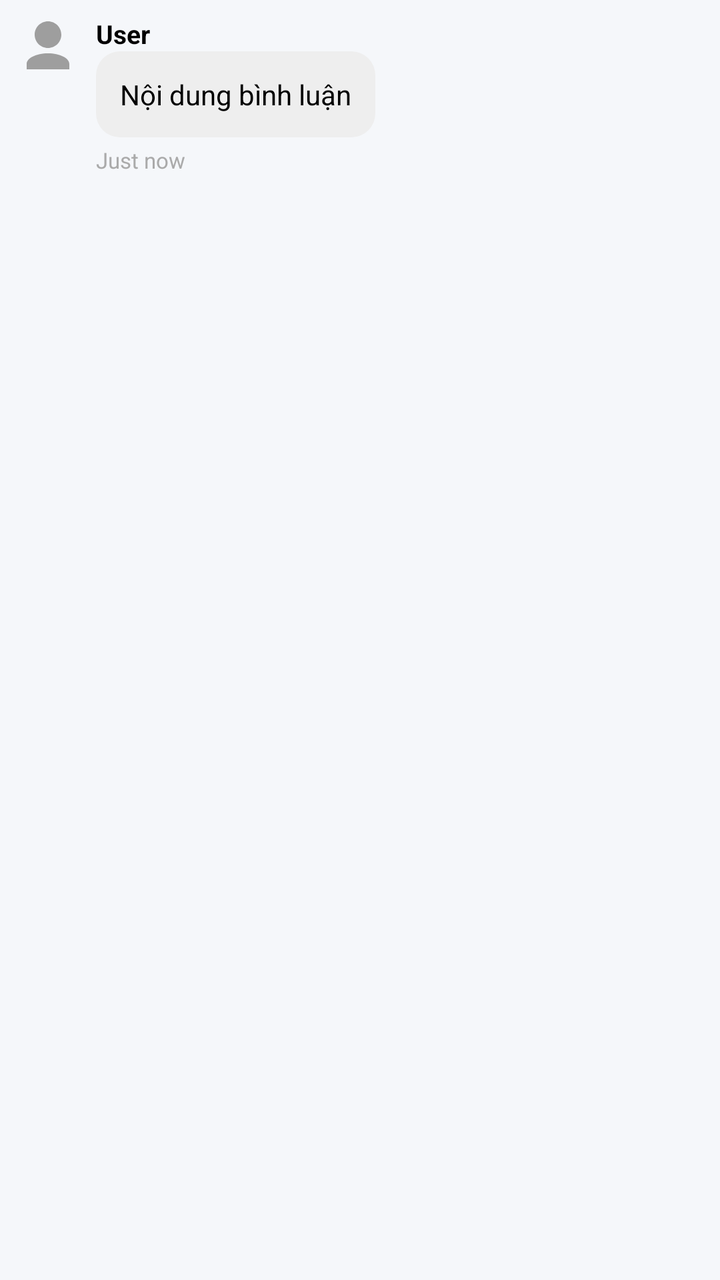
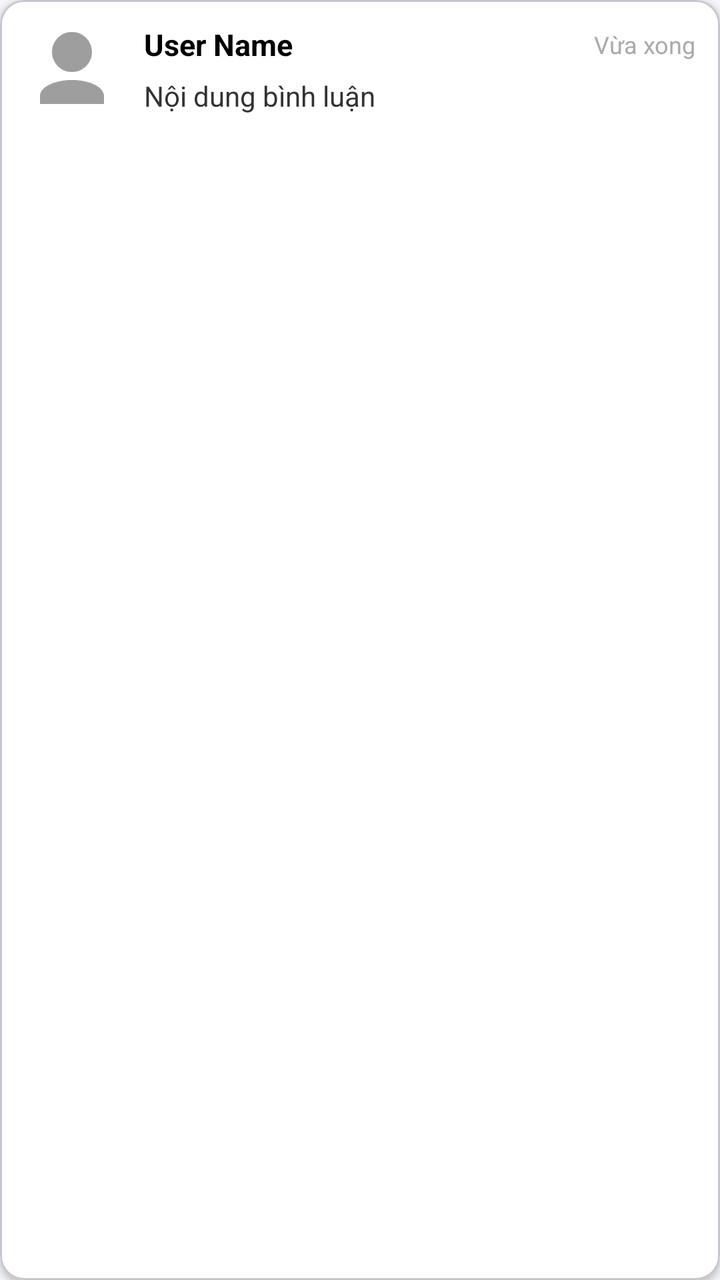

Before-and-after screenshots of an Android layout around one commit, followed by the original layout XML and the change that was made.
<!-- AndroidManifest.xml: application theme Theme.Frontend -->
<!-- res/layout/item_comment_bubble.xml -->
<?xml version="1.0" encoding="utf-8"?>
<LinearLayout xmlns:android="http://schemas.android.com/apk/res/android"
    android:layout_width="match_parent"
    android:layout_height="wrap_content"
    android:orientation="horizontal"
    android:padding="8dp">

    <ImageView
        android:id="@+id/ivAvatar"
        android:layout_width="32dp"
        android:layout_height="32dp"
        android:src="@drawable/ic_profile"
        android:layout_marginEnd="8dp" />

    <LinearLayout
        android:layout_width="0dp"
        android:layout_height="wrap_content"
        android:layout_weight="1"
        android:orientation="vertical">

        <TextView
            android:id="@+id/tvUserName"
            android:layout_width="wrap_content"
            android:layout_height="wrap_content"
            android:text="User"
            android:textStyle="bold"
            android:textColor="@android:color/black"
            android:textSize="13sp" />

        <TextView
            android:id="@+id/tvContent"
            android:layout_width="wrap_content"
            android:layout_height="wrap_content"
            android:background="@drawable/bg_chat_bubble_left"
            android:padding="12dp"
            android:text="Nội dung bình luận"
            android:textColor="@android:color/black"
            android:textSize="14sp" />

        <TextView
            android:id="@+id/tvTime"
            android:layout_width="wrap_content"
            android:layout_height="wrap_content"
            android:text="Just now"
            android:textColor="@android:color/darker_gray"
            android:textSize="11sp"
            android:layout_marginTop="4dp" />
    </LinearLayout>

</LinearLayout>
<!-- resources referenced by this layout -->
<resources>
  <!-- drawable bg_chat_bubble_left (drawable) -->
  <?xml version="1.0" encoding="utf-8"?>
  <shape xmlns:android="http://schemas.android.com/apk/res/android" android:shape="rectangle">
      <solid android:color="#EEEEEE"/>
      <corners android:radius="12dp"/>
      <padding android:left="8dp" android:top="8dp" android:right="8dp" android:bottom="8dp"/>
  </shape>
  <!-- drawable ic_profile (drawable) -->
  <?xml version="1.0" encoding="utf-8"?>
  <vector xmlns:android="http://schemas.android.com/apk/res/android"
      android:width="24dp"
      android:height="24dp"
      android:viewportWidth="24"
      android:viewportHeight="24">
      <path
          android:fillColor="#9E9E9E"
          android:pathData="M12,12c2.76,0 5,-2.24 5,-5s-2.24,-5 -5,-5 -5,2.24 -5,5 2.24,5 5,5zM12,14c-4.42,0 -8,1.79 -8,4v2h16v-2c0,-2.21 -3.58,-4 -8,-4z"/>
  </vector>
  <style name="Theme.Frontend" parent="Theme.Material3.Light.NoActionBar">
          <item name="colorPrimary">@color/orange_deep</item>
          <item name="colorSecondary">@color/orange_light</item>
          <item name="colorSurface">@color/gray_background</item>
          <item name="colorOnSurface">@color/black</item> <item name="android:statusBarColor">@android:color/transparent</item>
          <item name="android:navigationBarColor">@color/gray_background</item>
          <item name="android:windowLightStatusBar" tools:targetApi="m">true</item> <item name="android:windowBackground">@color/gray_background</item>
      </style>
  <color name="orange_deep">#FF5722</color>
  <color name="orange_light">#FFC107</color>
  <color name="gray_background">#F5F7FA</color>
  <color name="black">#FF000000</color>
</resources>

<!-- the commit's change to res/layout/item_comment_bubble.xml (unified diff, before → after) -->
@@ -1,50 +1,81 @@
 <?xml version="1.0" encoding="utf-8"?>
-<LinearLayout xmlns:android="http://schemas.android.com/apk/res/android"
+<com.google.android.material.card.MaterialCardView xmlns:android="http://schemas.android.com/apk/res/android"
+    xmlns:app="http://schemas.android.com/apk/res-auto"
     android:layout_width="match_parent"
     android:layout_height="wrap_content"
-    android:orientation="horizontal"
-    android:padding="8dp">
-
-    <ImageView
-        android:id="@+id/ivAvatar"
-        android:layout_width="32dp"
-        android:layout_height="32dp"
-        android:src="@drawable/ic_profile"
-        android:layout_marginEnd="8dp" />
+    android:layout_marginHorizontal="8dp"
+    android:layout_marginVertical="4dp"
+    app:cardCornerRadius="12dp"
+    app:cardElevation="2dp"
+    app:cardBackgroundColor="#FFFFFF">
 
     <LinearLayout
-        android:layout_width="0dp"
+        android:layout_width="match_parent"
         android:layout_height="wrap_content"
-        android:layout_weight="1"
-        android:orientation="vertical">
+        android:orientation="horizontal"
+        android:padding="12dp">
 
-        <TextView
-            android:id="@+id/tvUserName"
-            android:layout_width="wrap_content"
+        
+        <com.google.android.material.imageview.ShapeableImageView
+            android:id="@+id/ivAvatar"
+            android:layout_width="48dp"
+            android:layout_height="48dp"
+            android:layout_marginEnd="12dp"
+            android:scaleType="centerCrop"
+            android:src="@drawable/ic_profile"
+            app:shapeAppearanceOverlay="@style/ShapeAppearanceOverlay.App.CornerSize50Percent" />
+
+        
+        <LinearLayout
+            android:layout_width="0dp"
             android:layout_height="wrap_content"
-            android:text="User"
-            android:textStyle="bold"
-            android:textColor="@android:color/black"
-            android:textSize="13sp" />
+            android:layout_weight="1"
+            android:orientation="vertical">
 
-        <TextView
-            android:id="@+id/tvContent"
-            android:layout_width="wrap_content"
-            android:layout_height="wrap_content"
-            android:background="@drawable/bg_chat_bubble_left"
-            android:padding="12dp"
-            android:text="Nội dung bình luận"
-            android:textColor="@android:color/black"
-            android:textSize="14sp" />
+            
+            <LinearLayout
+                android:layout_width="match_parent"
+                android:layout_height="wrap_content"
+                android:orientation="horizontal"
+                android:gravity="center_vertical"
+                android:layout_marginBottom="6dp">
 
-        <TextView
-            android:id="@+id/tvTime"
-            android:layout_width="wrap_content"
-            android:layout_height="wrap_content"
-            android:text="Just now"
-            android:textColor="@android:color/darker_gray"
-            android:textSize="11sp"
-            android:layout_marginTop="4dp" />
+                <TextView
+                    android:id="@+id/tvUserName"
+                    android:layout_width="0dp"
+                    android:layout_height="wrap_content"
+                    android:layout_weight="1"
+                    android:text="User Name"
+                    android:textStyle="bold"
+                    android:textColor="@android:color/black"
+                    android:textSize="15sp"
+                    android:ellipsize="end"
+                    android:maxLines="1" />
+
+                <TextView
+                    android:id="@+id/tvTime"
+                    android:layout_width="wrap_content"
+                    android:layout_height="wrap_content"
+                    android:text="Vừa xong"
+                    android:textColor="@android:color/darker_gray"
+                    android:textSize="12sp"
+                    android:layout_marginStart="8dp" />
+
+            </LinearLayout>
+
+            
+            <TextView
+                android:id="@+id/tvContent"
+                android:layout_width="match_parent"
+                android:layout_height="wrap_content"
+                android:text="Nội dung bình luận"
+                android:textColor="#333333"
+                android:textSize="14sp"
+                android:lineSpacingMultiplier="1.2"
+                android:padding="0dp" />
+
+        </LinearLayout>
+
     </LinearLayout>
 
-</LinearLayout>
+</com.google.android.material.card.MaterialCardView>
<!-- resource entries referenced after the edit -->
@@ -1,12 +1,5 @@
 <!-- resources referenced by this layout -->
 <resources>
-  <!-- drawable bg_chat_bubble_left (drawable) -->
-  <?xml version="1.0" encoding="utf-8"?>
-  <shape xmlns:android="http://schemas.android.com/apk/res/android" android:shape="rectangle">
-      <solid android:color="#EEEEEE"/>
-      <corners android:radius="12dp"/>
-      <padding android:left="8dp" android:top="8dp" android:right="8dp" android:bottom="8dp"/>
-  </shape>
   <!-- drawable ic_profile (drawable) -->
   <?xml version="1.0" encoding="utf-8"?>
   <vector xmlns:android="http://schemas.android.com/apk/res/android"
@@ -18,6 +11,10 @@
           android:fillColor="#9E9E9E"
           android:pathData="M12,12c2.76,0 5,-2.24 5,-5s-2.24,-5 -5,-5 -5,2.24 -5,5 2.24,5 5,5zM12,14c-4.42,0 -8,1.79 -8,4v2h16v-2c0,-2.21 -3.58,-4 -8,-4z"/>
   </vector>
+  <style name="ShapeAppearanceOverlay.App.CornerSize50Percent" parent="">
+          <item name="cornerFamily">rounded</item>
+          <item name="cornerSize">50%</item>
+      </style>
   <style name="Theme.Frontend" parent="Theme.Material3.Light.NoActionBar">
           <item name="colorPrimary">@color/orange_deep</item>
           <item name="colorSecondary">@color/orange_light</item>
